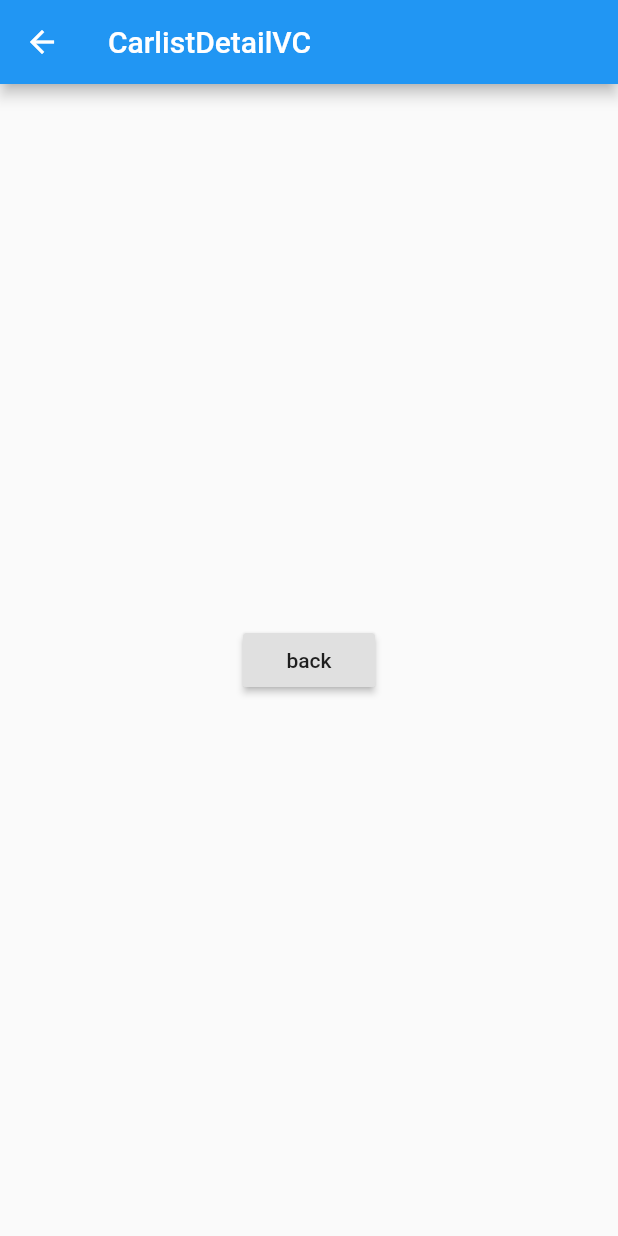
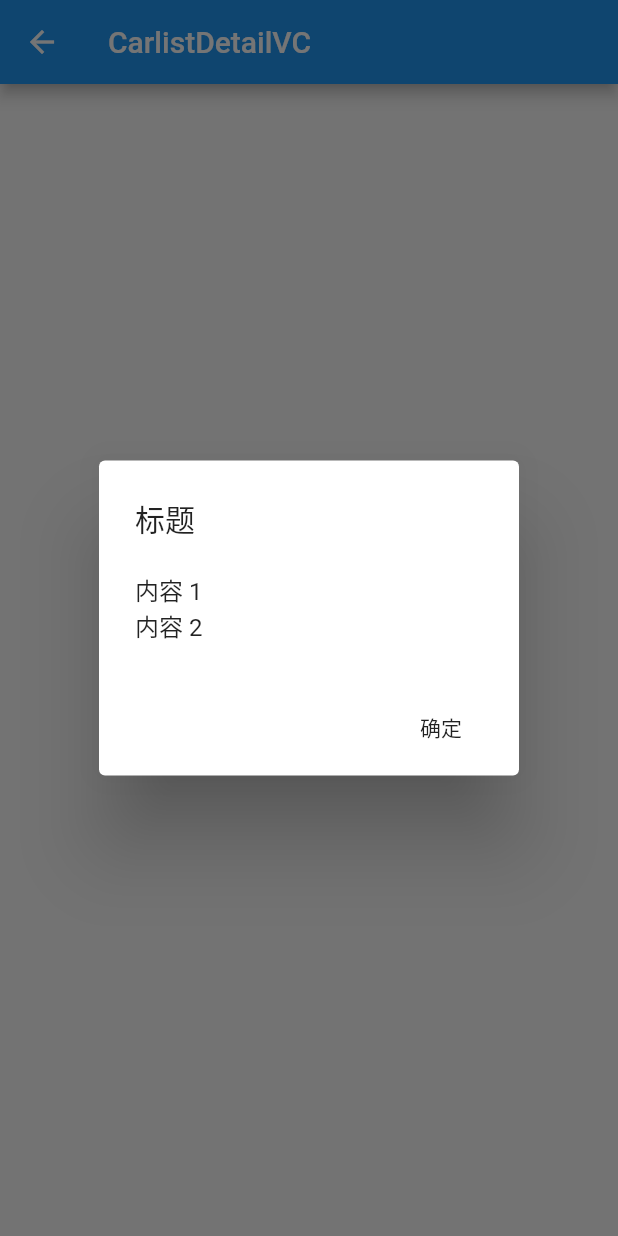
Before and after one commit to jackHappyDev/study_flutter, a Flutter app: the CarListDetailVC screen opened directly, after a tap on "back", on a phone screen of 412 x 824 dp. Run offline on Flutter 3.47's test engine with Material 2 defaults, Android fonts, the phone set to English and light mode, and no system bars; network calls fail.

Commit message:
修改弹框样式

```diff
--- a/lib/CarDetailVC.dart
+++ b/lib/CarDetailVC.dart
@@ -16,30 +16,43 @@ class CarListDetailVC extends StatelessWidget {
               onPressed: () {
                 print('返回上级目录');
                 // Navigator.pop(context);
-                // ShowAlertView();
+                showAlertView(context);
               })),
     );
   }
 }
 
-//模态视图样式
-class ShowAlertView extends StatelessWidget {
-  const ShowAlertView({Key key}) : super(key: key);
-
-  @override
-  Widget build(BuildContext context) {
-    return Container(
-      child: Padding(
-        padding: EdgeInsets.all(12.0),
-        child: Text(
-          '这个是模态视图',
-          textAlign: TextAlign.center,
-          style: TextStyle(
-            color: Theme.of(context).accentColor,
-            fontSize: 24.0,
+void showAlertView(context) {
+  showDialog<Null>(
+    context: context,
+    barrierDismissible: false,
+    builder: (BuildContext context) {
+      return new AlertDialog(
+        title: new Text('标题'),
+        content: new SingleChildScrollView(
+          child: new ListBody(
+            children: <Widget>[
+              new Text('内容 1'),
+              new Text('内容 2'),
+            ],
           ),
         ),
-      ),
-    );
-  }
+        actions: <Widget>[
+          new FlatButton(
+            child: new Text('确定'),
+            onPressed: () {
+              Navigator.of(context).pop();
+            },
+          ),
+        ],
+      );
+    },
+  ).then((val) {
+    print(val);
+  });
 }
+
+// //模态视图样式
+// class ShowAlertDialog {
+
+// }
```
